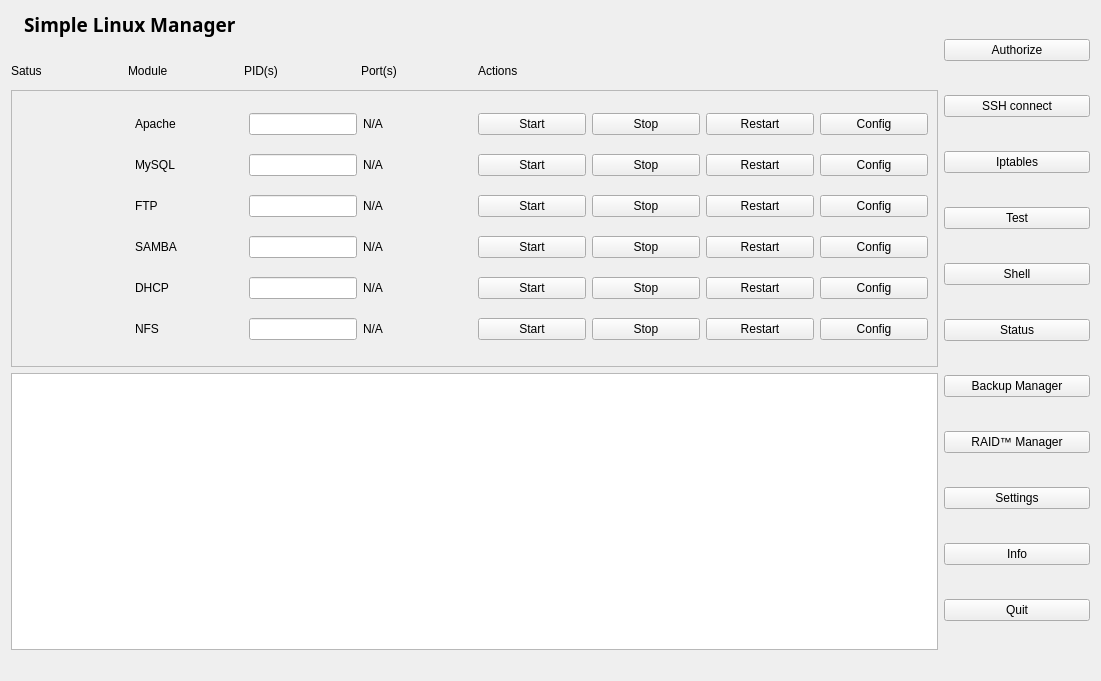
Above: main_widget.ui from kubekpop/slm before the change. Below: the same form after it.
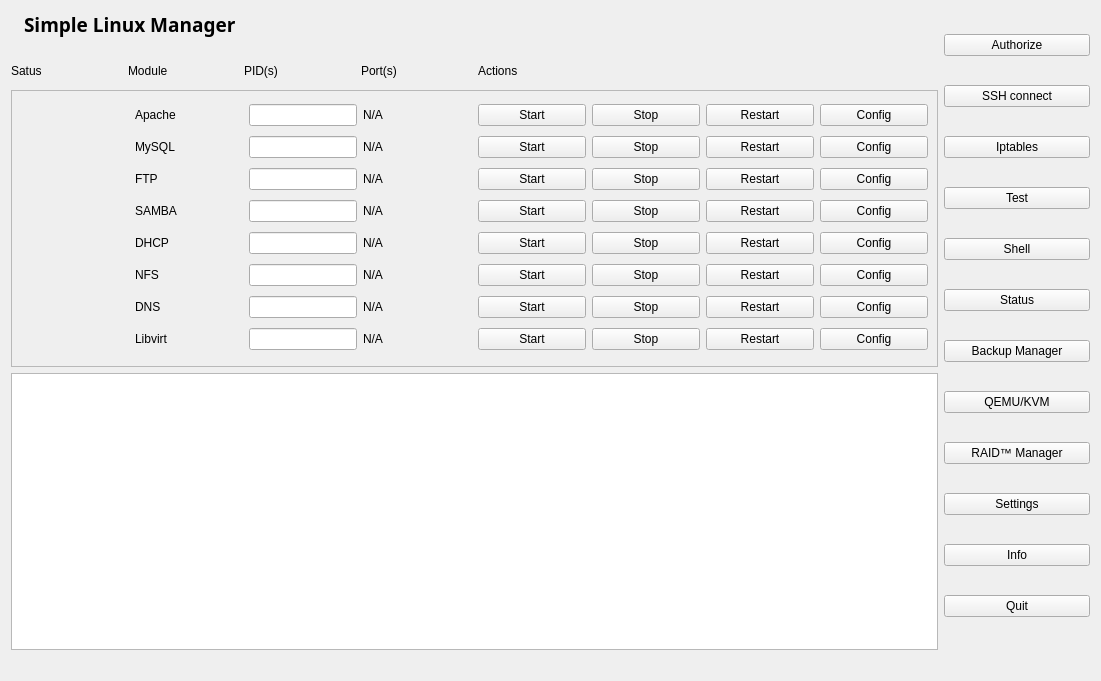
That is the form after the change. Icons and pictures are not drawn.

What changed in the file:
```diff
--- a/main_widget.ui
+++ b/main_widget.ui
@@ -74,6 +74,13 @@
          </property>
         </widget>
        </item>
+       <item>
+        <widget class="QPushButton" name="kvm_button">
+         <property name="text">
+          <string>QEMU/KVM</string>
+         </property>
+        </widget>
+       </item>
        <item>
         <widget class="QPushButton" name="raid_manager">
          <property name="text">
@@ -218,7 +225,7 @@
           <x>0</x>
           <y>0</y>
           <width>927</width>
-          <height>271</height>
+          <height>276</height>
          </rect>
         </property>
         <layout class="QVBoxLayout" name="verticalLayout">
@@ -642,6 +649,138 @@
            </item>
           </layout>
          </item>
+         <item>
+          <layout class="QHBoxLayout" name="dns_layout">
+           <item>
+            <widget class="QLabel" name="dns_status">
+             <property name="text">
+              <string/>
+             </property>
+            </widget>
+           </item>
+           <item>
+            <widget class="QLabel" name="dns_label">
+             <property name="text">
+              <string>DNS</string>
+             </property>
+            </widget>
+           </item>
+           <item>
+            <widget class="QLineEdit" name="dns_pids">
+             <property name="sizePolicy">
+              <sizepolicy hsizetype="Ignored" vsizetype="Fixed">
+               <horstretch>0</horstretch>
+               <verstretch>0</verstretch>
+              </sizepolicy>
+             </property>
+             <property name="readOnly">
+              <bool>true</bool>
+             </property>
+            </widget>
+           </item>
+           <item>
+            <widget class="QLabel" name="dns_ports">
+             <property name="text">
+              <string>N/A</string>
+             </property>
+            </widget>
+           </item>
+           <item>
+            <widget class="QPushButton" name="dns_start">
+             <property name="text">
+              <string>Start</string>
+             </property>
+            </widget>
+           </item>
+           <item>
+            <widget class="QPushButton" name="dns_stop">
+             <property name="text">
+              <string>Stop</string>
+             </property>
+            </widget>
+           </item>
+           <item>
+            <widget class="QPushButton" name="dns_restart">
+             <property name="text">
+              <string>Restart</string>
+             </property>
+            </widget>
+           </item>
+           <item>
+            <widget class="QPushButton" name="dns_config">
+             <property name="text">
+              <string>Config</string>
+             </property>
+            </widget>
+           </item>
+          </layout>
+         </item>
+         <item>
+          <layout class="QHBoxLayout" name="horizontalLayout_3">
+           <item>
+            <widget class="QLabel" name="qemu_status">
+             <property name="text">
+              <string/>
+             </property>
+            </widget>
+           </item>
+           <item>
+            <widget class="QLabel" name="qemu_label">
+             <property name="text">
+              <string>Libvirt</string>
+             </property>
+            </widget>
+           </item>
+           <item>
+            <widget class="QLineEdit" name="qemu_pids">
+             <property name="sizePolicy">
+              <sizepolicy hsizetype="Ignored" vsizetype="Fixed">
+               <horstretch>0</horstretch>
+               <verstretch>0</verstretch>
+              </sizepolicy>
+             </property>
+             <property name="readOnly">
+              <bool>true</bool>
+             </property>
+            </widget>
+           </item>
+           <item>
+            <widget class="QLabel" name="qemu_ports">
+             <property name="text">
+              <string>N/A</string>
+             </property>
+            </widget>
+           </item>
+           <item>
+            <widget class="QPushButton" name="qemu_start">
+             <property name="text">
+              <string>Start</string>
+             </property>
+            </widget>
+           </item>
+           <item>
+            <widget class="QPushButton" name="qemu_stop">
+             <property name="text">
+              <string>Stop</string>
+             </property>
+            </widget>
+           </item>
+           <item>
+            <widget class="QPushButton" name="qemu_restart">
+             <property name="text">
+              <string>Restart</string>
+             </property>
+            </widget>
+           </item>
+           <item>
+            <widget class="QPushButton" name="qemu_config">
+             <property name="text">
+              <string>Config</string>
+             </property>
+            </widget>
+           </item>
+          </layout>
+         </item>
         </layout>
        </widget>
       </widget>
```
